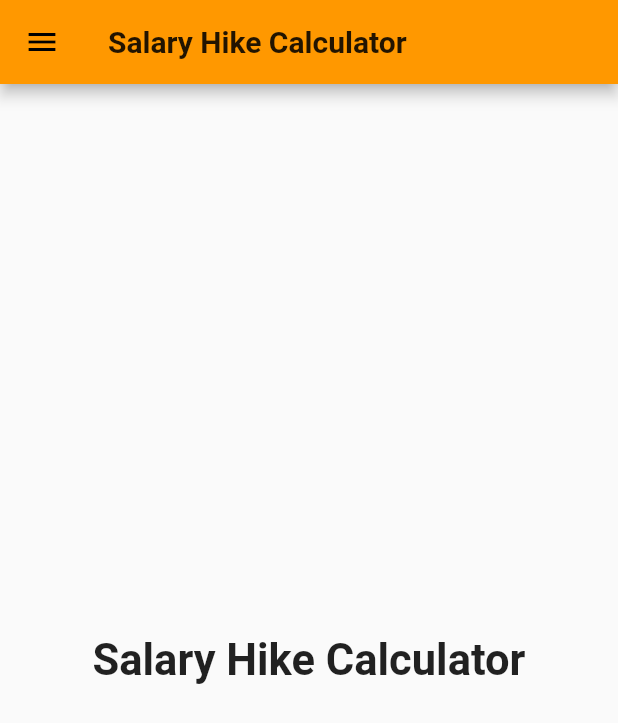
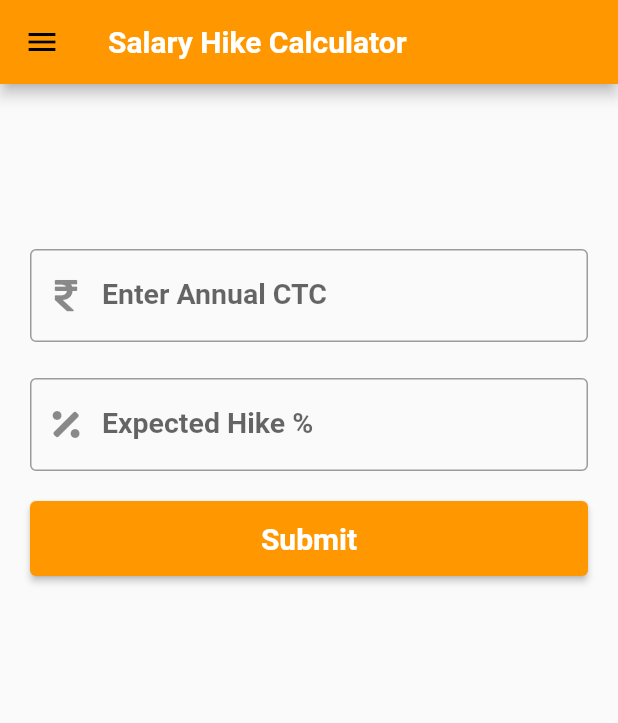
Before and after one commit to iamnaveenoff/Employee-Assistance, a Flutter app: the SalaryHikeCalculator screen opened directly, on a phone screen of 412 x 824 dp. Shown: the top 723 px of the screen. Run offline on Flutter 3.47's test engine with Material 2 defaults, Android fonts, the phone set to English and light mode, and no system bars; our stand-ins replace font_awesome_flutter.

Commit message:
App Release

```diff
--- a/lib/navigation/navigation_drawer_widget.dart
+++ b/lib/navigation/navigation_drawer_widget.dart
@@ -1,3 +1,4 @@
+import 'package:flutter/cupertino.dart';
 import 'package:flutter/material.dart';
 import 'package:office_assistance/main.dart';
 import 'package:office_assistance/pages/monthly_salary_calculator.dart';
@@ -60,7 +61,7 @@ Widget buildMenuItem({
 
   return ListTile(
     leading: Icon(icon, color: color),
-    title: Text(text, style: TextStyle(color: color)),
+    title: Text(text, style: TextStyle(color: color, fontSize: 19, fontWeight: FontWeight.bold)),
     hoverColor: hoverColor,
     onTap: onClicked,
   );
--- a/lib/pages/monthly_salary_calculator.dart
+++ b/lib/pages/monthly_salary_calculator.dart
@@ -17,7 +17,6 @@ class _MonthlySalaryCalculatorState extends State<MonthlySalaryCalculator> {
   final annualSalaryController = TextEditingController();
   double monthlySalary = 0.0;
   bool isVisible = false;
-  bool _btnEnabled = false;
 
   @override
   void initState() {
@@ -46,7 +45,7 @@ class _MonthlySalaryCalculatorState extends State<MonthlySalaryCalculator> {
         appBar: AppBar(
           title: const Text(
             'Monthly Salary Calculator',
-            style: TextStyle(fontWeight: FontWeight.bold),
+            style: TextStyle(fontWeight: FontWeight.bold, color: Colors.white),
           ),
         ),
         body: Padding(
@@ -76,6 +75,7 @@ class _MonthlySalaryCalculatorState extends State<MonthlySalaryCalculator> {
                   inputFormatters: [FilteringTextInputFormatter.digitsOnly],
                   decoration: const InputDecoration(
                     labelText: 'Enter Annual Salary',
+                    // hintText: 'Please Enter Your Annual Salary',
                     prefixIcon: Icon(FontAwesomeIcons.rupeeSign),
                     border: OutlineInputBorder(),
                   ),
--- a/lib/pages/salary_hike_calculator.dart
+++ b/lib/pages/salary_hike_calculator.dart
@@ -1,4 +1,6 @@
 import 'package:flutter/material.dart';
+import 'package:flutter/services.dart';
+import 'package:font_awesome_flutter/font_awesome_flutter.dart';
 import 'package:office_assistance/navigation/navigation_drawer_widget.dart';
 
 class SalaryHikeCalculator extends StatefulWidget {
@@ -9,6 +11,38 @@ class SalaryHikeCalculator extends StatefulWidget {
 }
 
 class _SalaryHikeCalculatorState extends State<SalaryHikeCalculator> {
+  final annualSalaryController = TextEditingController();
+  final expectedHikeController = TextEditingController();
+  double monthlySalary = 0;
+  int hikedSalary = 0;
+  double result = 0;
+  bool isVisible = false;
+
+  @override
+  void initState() {
+    super.initState();
+    annualSalaryController.addListener(() => setState(() {}));
+    expectedHikeController.addListener(() => setState(() {}));
+  }
+
+  @override
+  void dispose() {
+    annualSalaryController.dispose();
+    expectedHikeController.dispose();
+    super.dispose();
+  }
+
+  calulateHike() {
+    if (annualSalaryController.text.isNotEmpty &&
+        expectedHikeController.text.isNotEmpty) {
+      hikedSalary = int.parse(annualSalaryController.text) *
+          int.parse(expectedHikeController.text);
+      result = hikedSalary / 100;
+      monthlySalary = result / 12;
+    }
+    return monthlySalary;
+  }
+
   @override
   Widget build(BuildContext context) {
     return SafeArea(
@@ -17,13 +51,96 @@ class _SalaryHikeCalculatorState extends State<SalaryHikeCalculator> {
         appBar: AppBar(
           title: const Text(
             'Salary Hike Calculator',
-            style: TextStyle(fontWeight: FontWeight.bold),
+            style: TextStyle(fontWeight: FontWeight.bold, color: Colors.white),
           ),
         ),
-        body: const Center(
-          child: Text(
-            'Salary Hike Calculator',
-            style: TextStyle(fontSize: 29, fontWeight: FontWeight.bold),
+        body: Padding(
+          padding: const EdgeInsets.all(20),
+          child: SingleChildScrollView(
+            padding: const EdgeInsets.only(top: 90.0),
+            child: Column(
+              crossAxisAlignment: CrossAxisAlignment.center,
+              mainAxisAlignment: MainAxisAlignment.spaceEvenly,
+              children: [
+                TextField(
+                  controller: annualSalaryController,
+                  autofocus: false,
+                  keyboardType: TextInputType.number,
+                  inputFormatters: [FilteringTextInputFormatter.digitsOnly],
+                  decoration: const InputDecoration(
+                    labelText: 'Enter Annual CTC',
+                    // hintText: 'Please Enter Your Annual Salary',
+                    prefixIcon: Icon(FontAwesomeIcons.rupeeSign),
+                    border: OutlineInputBorder(),
+                  ),
+                  style: const TextStyle(
+                    fontSize: 19,
+                    fontWeight: FontWeight.bold,
+                    color: Colors.orange,
+                  ),
+                ),
+                const SizedBox(height: 24),
+                TextField(
+                  controller: expectedHikeController,
+                  autofocus: false,
+                  keyboardType: TextInputType.number,
+                  inputFormatters: [FilteringTextInputFormatter.digitsOnly],
+                  decoration: const InputDecoration(
+                    labelText: 'Expected Hike %',
+                    // hintText: 'Please Enter Your Annual Salary',
+                    prefixIcon: Icon(FontAwesomeIcons.percentage),
+                    border: OutlineInputBorder(),
+                  ),
+                  style: const TextStyle(
+                    fontSize: 19,
+                    fontWeight: FontWeight.bold,
+                    color: Colors.orange,
+                  ),
+                ),
+                const SizedBox(height: 20),
+                ElevatedButton(
+                  onPressed: () {
+                    setState(() {
+                      if (annualSalaryController.text.isNotEmpty &&
+                          expectedHikeController.text.isNotEmpty) {
+                        isVisible = true;
+                      } else {
+                        isVisible = false;
+                      }
+                      calulateHike();
+                    });
+                  },
+                  style: ElevatedButton.styleFrom(
+                    minimumSize: const Size.fromHeight(50),
+                  ),
+                  child: const Text(
+                    'Submit',
+                    style: TextStyle(
+                        fontWeight: FontWeight.bold,
+                        fontSize: 20,
+                        color: Colors.white),
+                  ),
+                ),
+                const SizedBox(height: 50),
+                Visibility(
+                  visible: isVisible,
+                  child: Container(
+                    decoration: BoxDecoration(
+                      color: Colors.greenAccent,
+                      borderRadius: BorderRadius.circular(30),
+                    ),
+                    padding: const EdgeInsets.only(
+                        top: 80, bottom: 80, left: 30, right: 30),
+                    child: Text(
+                      'Your Monthly Salary is : ₹' +
+                          monthlySalary.toStringAsFixed(1),
+                      style: const TextStyle(
+                          fontSize: 20, fontWeight: FontWeight.bold),
+                    ),
+                  ),
+                ),
+              ],
+            ),
           ),
         ),
       ),
```
Also changed, not shown: pubspec.yaml (+8 -0 lines), assets/playstore.png (added), pubspec.lock, 21 other files.
